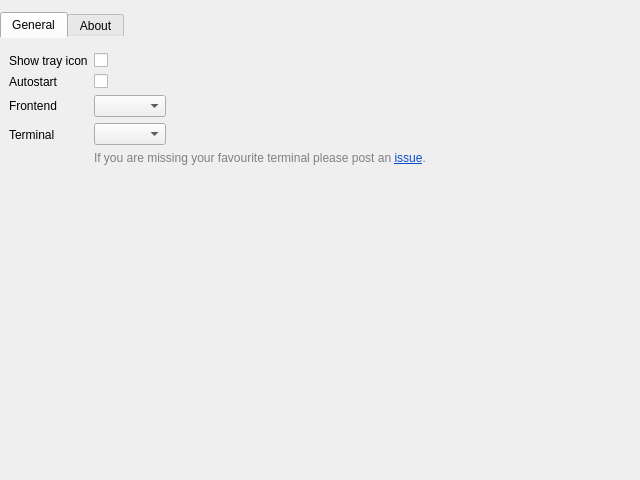
albertlauncher/albert, file src/settings/settingswindow.ui: the form before one commit.
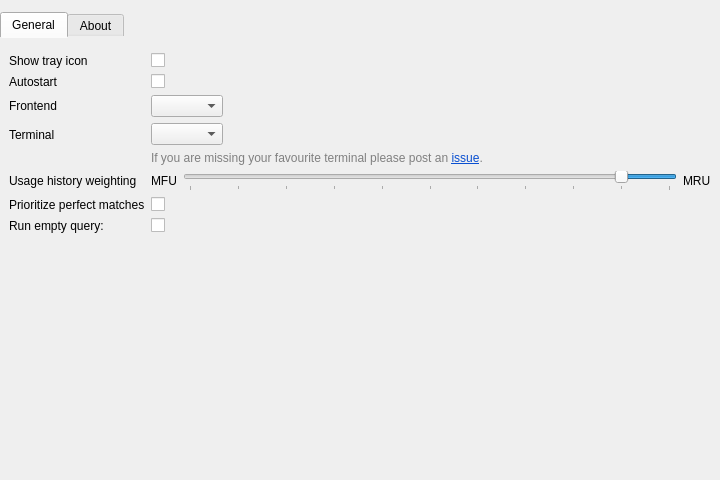
The form after the commit. The open tabs and pages were chosen to show the change. Icons and pictures are not drawn.

Diff of the .ui file:
```diff
--- a/src/settings/settingswindow.ui
+++ b/src/settings/settingswindow.ui
@@ -2,6 +2,14 @@
 <ui version="4.0">
  <class>SettingsWindow</class>
  <widget class="QWidget" name="SettingsWindow">
+  <property name="geometry">
+   <rect>
+    <x>0</x>
+    <y>0</y>
+    <width>720</width>
+    <height>480</height>
+   </rect>
+  </property>
   <property name="minimumSize">
    <size>
     <width>640</width>
@@ -62,7 +70,7 @@
            <rect>
             <x>0</x>
             <y>0</y>
-            <width>640</width>
+            <width>720</width>
             <height>447</height>
            </rect>
           </property>
@@ -180,6 +188,108 @@
              </item>
             </layout>
            </item>
+           <item row="4" column="0">
+            <widget class="QLabel" name="label_decay">
+             <property name="text">
+              <string>Usage history weighting</string>
+             </property>
+             <property name="buddy">
+              <cstring>slider_decay</cstring>
+             </property>
+            </widget>
+           </item>
+           <item row="4" column="1">
+            <layout class="QHBoxLayout" name="horizontalLayout_3">
+             <item>
+              <widget class="QLabel" name="label_4">
+               <property name="toolTip">
+                <string>Most frequently used. Remember everything. </string>
+               </property>
+               <property name="text">
+                <string>MFU</string>
+               </property>
+              </widget>
+             </item>
+             <item>
+              <widget class="QSlider" name="slider_decay">
+               <property name="toolTip">
+                <string>&lt;html&gt;&lt;head/&gt;&lt;body&gt;&lt;p&gt;The decay the weights past activation get. Without decay the search remembers everything and behaves in a most frequently used fashion, while a high decay will prefer recently used item. &lt;/p&gt;&lt;/body&gt;&lt;/html&gt;</string>
+               </property>
+               <property name="minimum">
+                <number>50</number>
+               </property>
+               <property name="maximum">
+                <number>100</number>
+               </property>
+               <property name="singleStep">
+                <number>5</number>
+               </property>
+               <property name="pageStep">
+                <number>5</number>
+               </property>
+               <property name="sliderPosition">
+                <number>55</number>
+               </property>
+               <property name="orientation">
+                <enum>Qt::Horizontal</enum>
+               </property>
+               <property name="invertedAppearance">
+                <bool>true</bool>
+               </property>
+               <property name="tickPosition">
+                <enum>QSlider::TicksBelow</enum>
+               </property>
+               <property name="tickInterval">
+                <number>5</number>
+               </property>
+              </widget>
+             </item>
+             <item>
+              <widget class="QLabel" name="label_3">
+               <property name="toolTip">
+                <string>Most recently used. Forget fast. </string>
+               </property>
+               <property name="text">
+                <string>MRU</string>
+               </property>
+              </widget>
+             </item>
+            </layout>
+           </item>
+           <item row="5" column="0">
+            <widget class="QLabel" name="label_prioritizePerfectMatch">
+             <property name="text">
+              <string>Prioritize perfect matches</string>
+             </property>
+             <property name="buddy">
+              <cstring>checkBox_prioritizePerfectMatch</cstring>
+             </property>
+            </widget>
+           </item>
+           <item row="5" column="1">
+            <widget class="QCheckBox" name="checkBox_prioritizePerfectMatch">
+             <property name="toolTip">
+              <string>Prioritize perfect matches even if they have no usage history and therefore would have a lower rank.</string>
+             </property>
+             <property name="text">
+              <string/>
+             </property>
+            </widget>
+           </item>
+           <item row="6" column="0">
+            <widget class="QLabel" name="label_emptyQuery">
+             <property name="text">
+              <string>Run empty query:</string>
+             </property>
+            </widget>
+           </item>
+           <item row="6" column="1">
+            <widget class="QCheckBox" name="checkBox_emptyQuery">
+             <property name="text">
+              <string/>
+             </property>
+            </widget>
+           </item>
           </layout>
          </widget>
         </widget>
```
Left out of the diff: 2 changed lines with no effect on the pictures.
